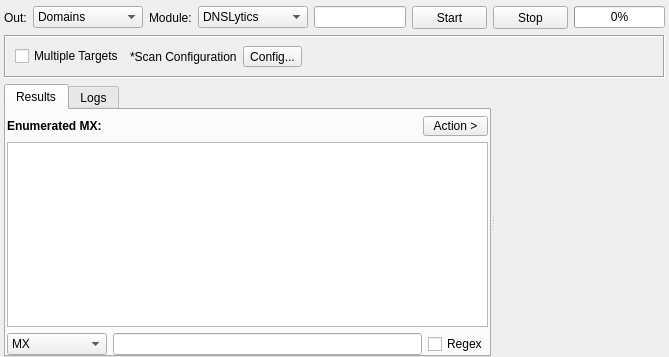
Before: the Qt Designer form sub3suite/src/enums/mx/MXEnum.ui in 3nock/OTE, drawn with Qt 5.
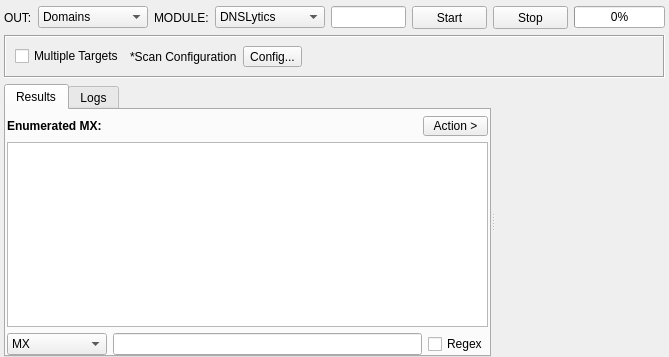
After: the same form once the commit is applied. Custom widgets are drawn as their Qt base class.

```diff
--- a/sub3suite/src/enums/mx/MXEnum.ui
+++ b/sub3suite/src/enums/mx/MXEnum.ui
@@ -31,7 +31,7 @@
      <item>
       <widget class="QLabel" name="labelOut">
        <property name="text">
-        <string>Out:</string>
+        <string>OUT:</string>
        </property>
       </widget>
      </item>
@@ -53,7 +53,7 @@
      <item>
       <widget class="QLabel" name="labelModule">
        <property name="text">
-        <string>Module:</string>
+        <string>MODULE:</string>
        </property>
       </widget>
      </item>
```
Left out of the diff: 2 changed lines with no effect on the pictures.
